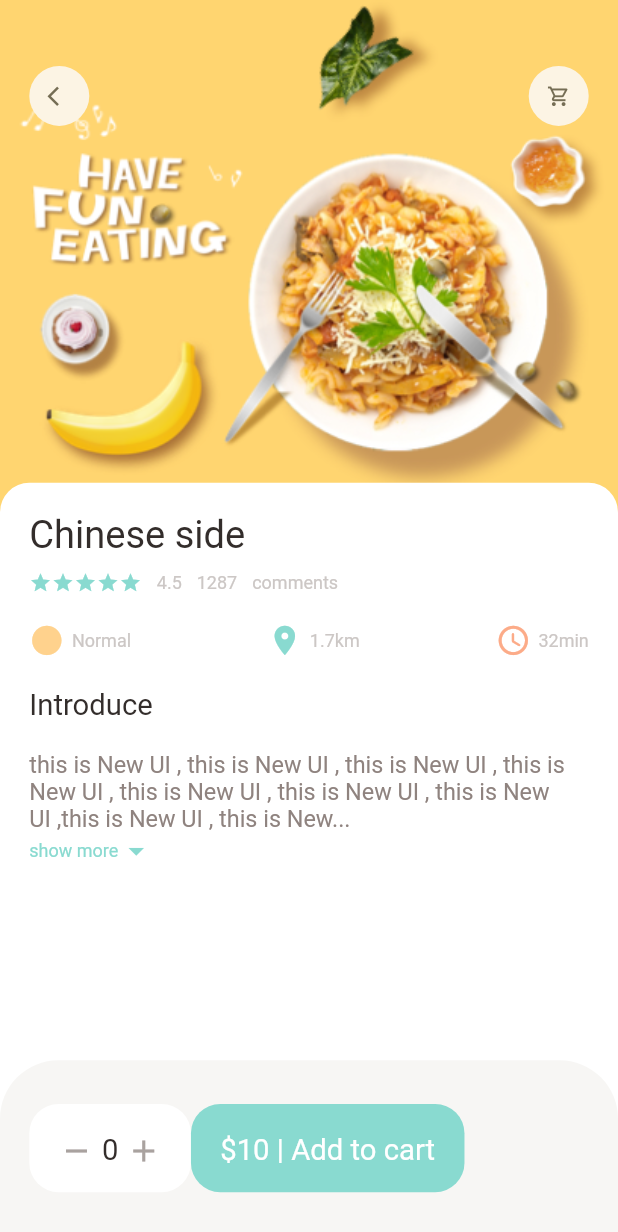
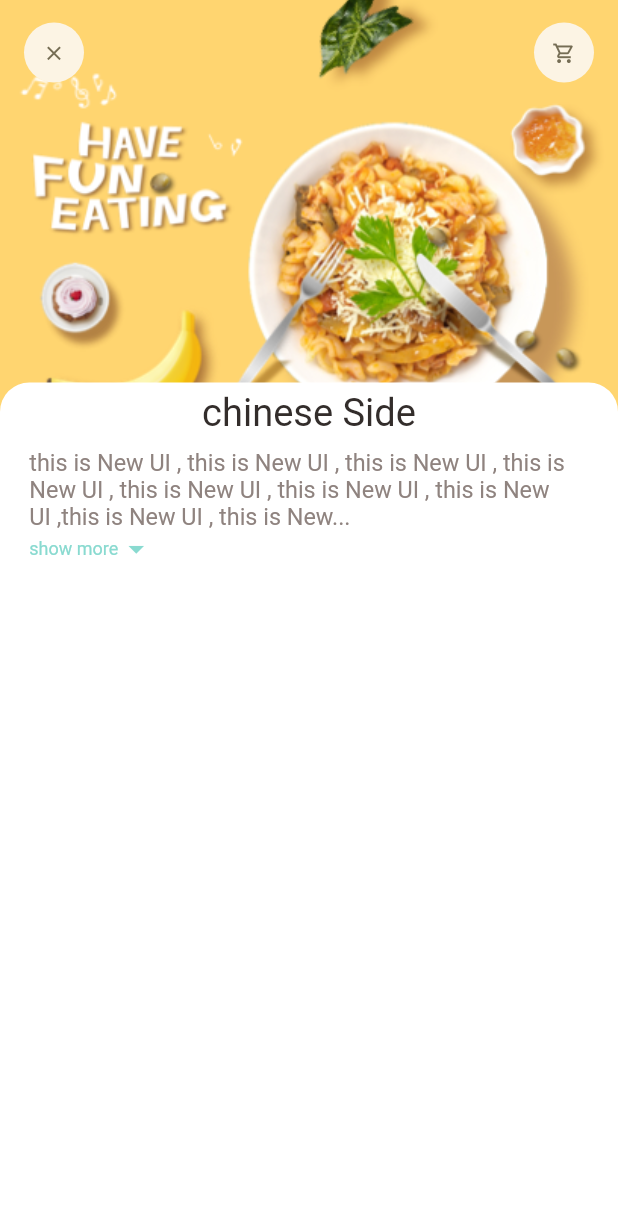
Before and after one commit to zaidoun92/food_delivery_app, a Flutter app: the screen it shows after launch, on a phone screen of 412 x 824 dp. Shown: the top 1232 px of the screen. Run offline on Flutter 3.47's test engine with Material 2 defaults, Android fonts, the phone set to English and light mode, and no system bars; our stand-ins replace dots_indicator, get.

Commit message:
Complete Sliver AppBar in recommended food page and body

```diff
--- a/lib/main.dart
+++ b/lib/main.dart
@@ -1,6 +1,5 @@
 import 'package:flutter/material.dart';
-import 'package:food_delivery/pages/food/popular_food_detaol.dart';
-import 'package:food_delivery/pages/home/main_food_page.dart';
+import 'package:food_delivery/pages/food/recommended_food_detail.dart';
 import 'package:get/get_navigation/src/root/get_material_app.dart';
 
 void main() {
@@ -19,7 +18,7 @@ class MyApp extends StatelessWidget {
       theme: ThemeData(
         primarySwatch: Colors.blue,
       ),
-      home: const PopularFoodDetail(),
+      home: const RecommendedFoodDetail(),
     );
   }
 }
--- a/lib/pages/food/popular_food_detaol.dart
+++ b/lib/pages/food/popular_food_detaol.dart
@@ -102,6 +102,7 @@ class PopularFoodDetail extends StatelessWidget {
           ),
         ),
         child: Row(
+          mainAxisAlignment: MainAxisAlignment.spaceBetween,
           children: [
             Container(
               padding: EdgeInsets.symmetric(
--- /dev/null
+++ b/lib/pages/food/recommended_food_detail.dart
@@ -0,0 +1,80 @@
+import 'package:flutter/material.dart';
+import 'package:food_delivery/utils/colors.dart';
+import 'package:food_delivery/utils/dimansions.dart';
+import 'package:food_delivery/widgets/app_icon.dart';
+import 'package:food_delivery/widgets/big_text.dart';
+import 'package:food_delivery/widgets/expandable_text_widget.dart';
+
+class RecommendedFoodDetail extends StatelessWidget {
+  const RecommendedFoodDetail({Key? key}) : super(key: key);
+
+  @override
+  Widget build(BuildContext context) {
+    return Scaffold(
+      backgroundColor: Colors.white,
+      body: CustomScrollView(
+        slivers: [
+          SliverAppBar(
+            toolbarHeight: 70,
+            title: Row(
+              mainAxisAlignment: MainAxisAlignment.spaceBetween,
+              children: const [
+                AppIcon(icon: Icons.clear),
+                AppIcon(icon: Icons.shopping_cart_outlined),
+              ],
+            ),
+            bottom: PreferredSize(
+              // this determine the height of the appBar after minimized
+              preferredSize: const Size.fromHeight(20),
+              child: Container(
+                width: double.maxFinite,
+                padding: const EdgeInsets.only(top: 5, bottom: 10),
+                decoration: BoxDecoration(
+                  color: Colors.white,
+                  borderRadius: BorderRadius.only(
+                    topLeft: Radius.circular(Dimensions.radius20),
+                    topRight: Radius.circular(Dimensions.radius20),
+                  ),
+                ),
+                child: Center(
+                  child: BigText(
+                    text: "chinese Side",
+                    size: Dimensions.font26,
+                  ),
+                ),
+              ),
+            ),
+            // this for appBar After Scrolling
+            pinned: true,
+            backgroundColor: AppColors.yellowColor,
+            // determine the height before minmized it
+            expandedHeight: 300,
+            // this is for set the image
+            flexibleSpace: FlexibleSpaceBar(
+              background: Image.asset(
+                "assets/image/food0.png",
+                width: double.maxFinite,
+                fit: BoxFit.cover,
+              ),
+            ),
+          ),
+          // used in the body
+          SliverToBoxAdapter(
+            child: Column(
+              children: [
+                Container(
+                  margin: EdgeInsets.only(
+                      left: Dimensions.width20, right: Dimensions.width20),
+                  child: const ExpandableTextWidget(
+                    text:
+                        "this is New UI , this is New UI , this is New UI , this is New UI , this is New UI , this is New UI , this is New UI ,this is New UI , this is New UI ,this is New UI , this is New UI , this is New UI , this is New UI , this is New UI , this is New UI , this is New UI , this is New UI , this is New UI , this is New UI , this is New UI ,this is New UI , this is New UI ,this is New UI , this is New UI , this is New UI , this is New UI , this is New UI , this is New UI , this is New UI , this is New UI , this is New UI , this is New UI , this is New UI ,this is New UI , this is New UI ,this is New UI , this is New UI , this is New UI , this is New UI , ",
+                  ),
+                )
+              ],
+            ),
+          ),
+        ],
+      ),
+    );
+  }
+}
```
